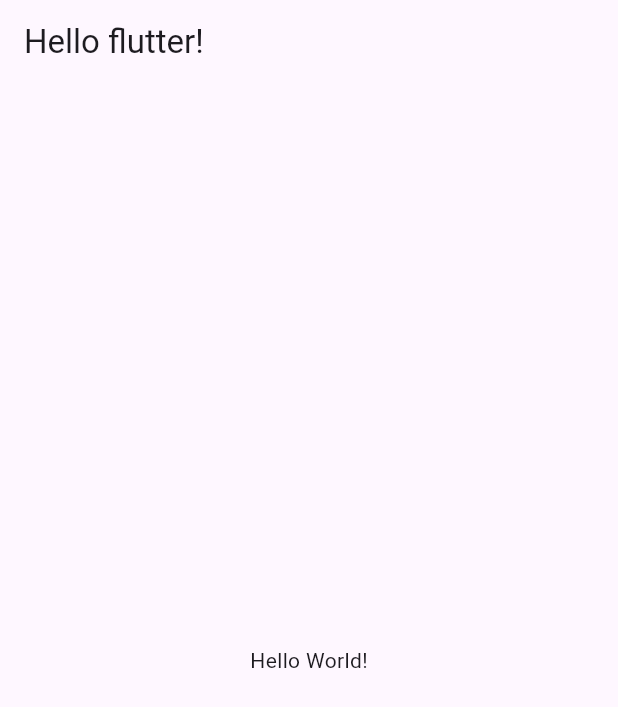
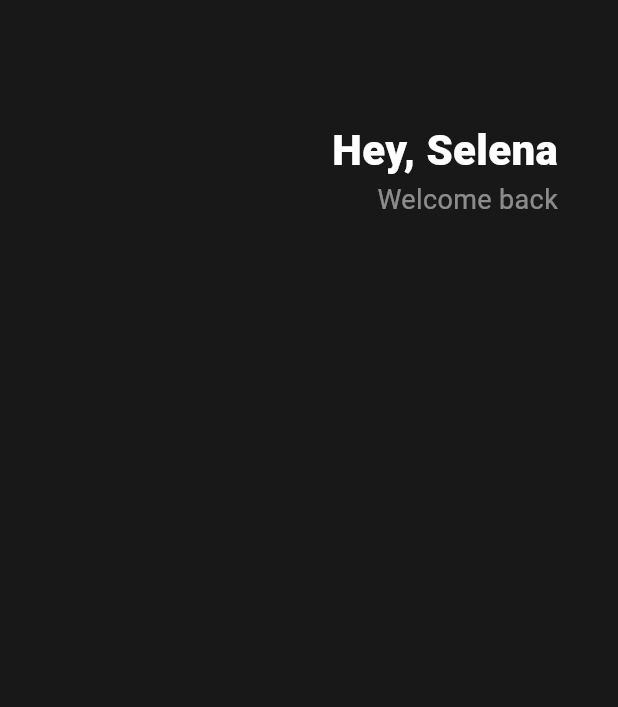
Before and after one commit to kijiwon/toonflix, a Flutter app: the screen it shows after launch, on a phone screen of 412 x 824 dp. Shown: the top 707 px of the screen. Run offline on Flutter 3.47's test engine with Material 3 defaults, Android fonts, the phone set to English and light mode, and no system bars.

Commit message:
Header widget

```diff
--- a/lib/main.dart
+++ b/lib/main.dart
@@ -27,14 +27,44 @@
     return MaterialApp(
       // 6. home 프로퍼티 설정
       home: Scaffold(
-        // 8. scaffold widget을 사용해 화면 구성
-        appBar: AppBar(
-          title: const Text('Hello flutter!'),
-        ),
-        body: const Center(
-          child: Text('Hello World!'),
-        ), // 7. Text를 전달
-      ),
+          // 8. scaffold widget을 사용해 화면 구성
+          backgroundColor: Color(0xFF181818), // custom color
+          body: Padding(
+            padding: EdgeInsets.symmetric(horizontal: 40), // 수평 방향으로 여백 넣기
+            child: Column(children: [
+              // 여백 공간 넣기
+              SizedBox(
+                height: 80,
+              ),
+              Row(
+                // 수평 방향 정렬
+                mainAxisAlignment: MainAxisAlignment.end,
+                children: [
+                  Column(
+                    crossAxisAlignment: CrossAxisAlignment.end,
+                    children: [
+                      Text(
+                        'Hey, Selena',
+                        // text styling
+                        style: TextStyle(
+                          color: Colors.white,
+                          fontSize: 28,
+                          fontWeight: FontWeight.w800,
+                        ),
+                      ),
+                      Text(
+                        'Welcome back',
+                        style: TextStyle(
+                          color: Colors.white.withOpacity(0.5),
+                          fontSize: 18,
+                        ),
+                      ),
+                    ],
+                  )
+                ],
+              ),
+            ]),
+          )),
     );
   }
 }
```
